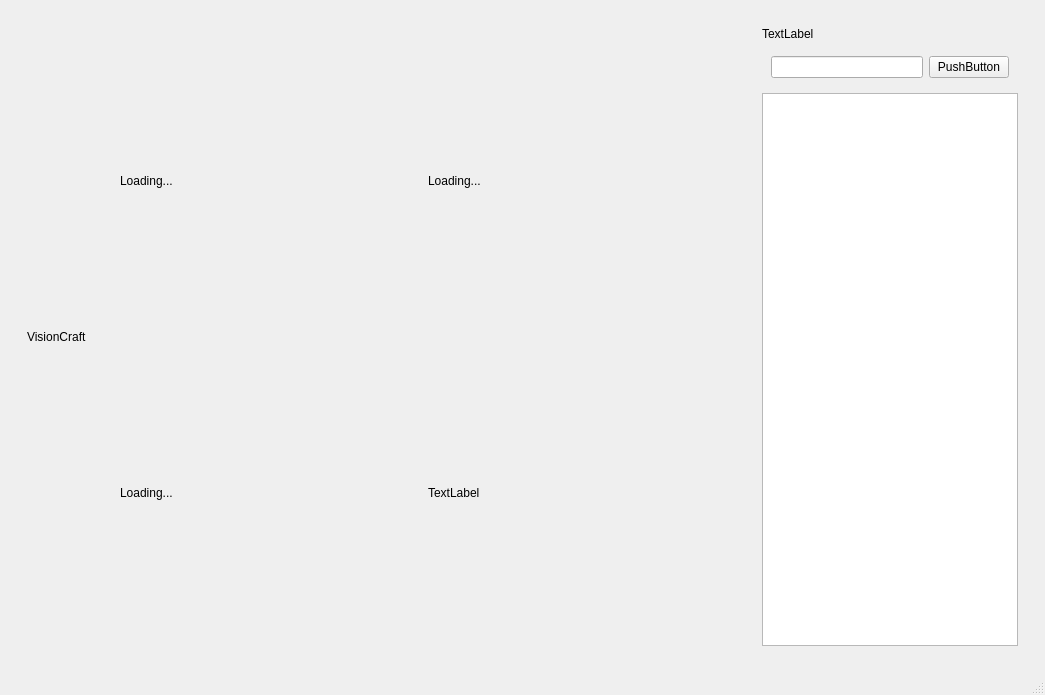
Old version of the form client_qt/home.ui in the repository VisionCraft2025/client_qt.
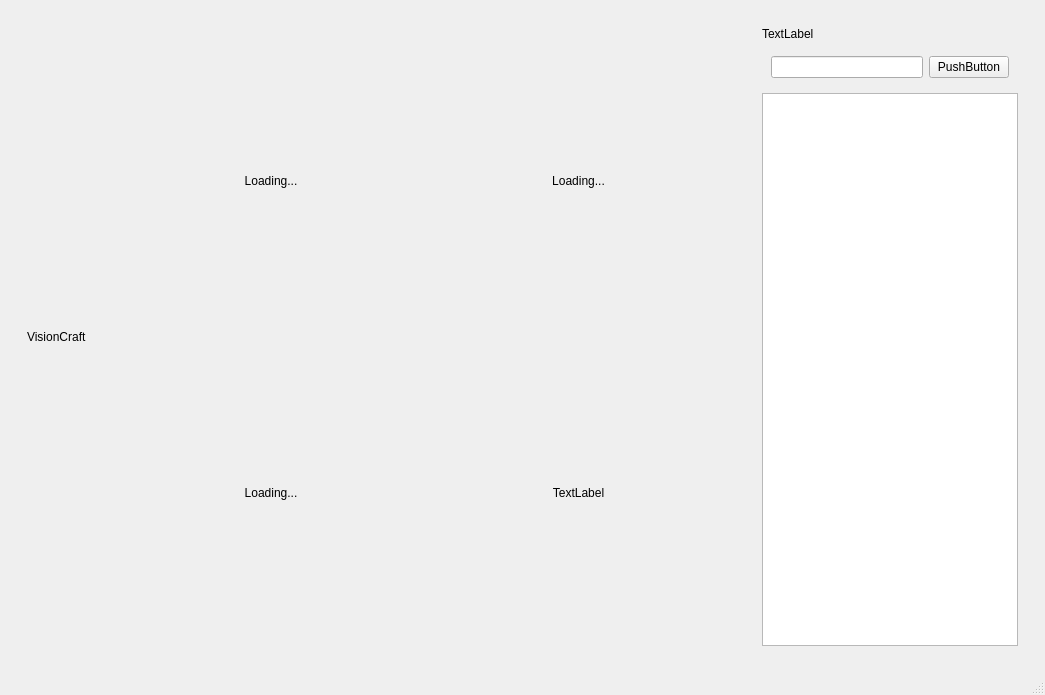
New version of the form.

Commit message: Style/#15: Change home window title text

What changed in the file:
```diff
--- a/client_qt/home.ui
+++ b/client_qt/home.ui
@@ -48,6 +48,9 @@
                <property name="text">
                 <string>Loading...</string>
                </property>
+               <property name="alignment">
+                <set>Qt::AlignmentFlag::AlignCenter</set>
+               </property>
               </widget>
              </item>
              <item>
@@ -61,6 +64,9 @@
                <property name="text">
                 <string>Loading...</string>
                </property>
+               <property name="alignment">
+                <set>Qt::AlignmentFlag::AlignCenter</set>
+               </property>
               </widget>
              </item>
             </layout>
@@ -80,6 +86,9 @@
                <property name="text">
                 <string>Loading...</string>
                </property>
+               <property name="alignment">
+                <set>Qt::AlignmentFlag::AlignCenter</set>
+               </property>
               </widget>
              </item>
              <item>
@@ -93,6 +102,9 @@
                <property name="text">
                 <string>TextLabel</string>
                </property>
+               <property name="alignment">
+                <set>Qt::AlignmentFlag::AlignCenter</set>
+               </property>
               </widget>
              </item>
             </layout>
```
The commit also changes 1 other file.
